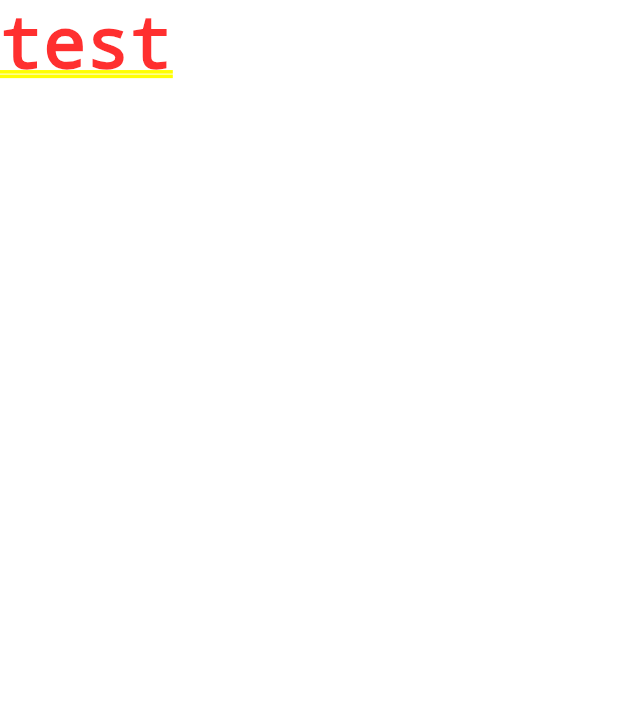
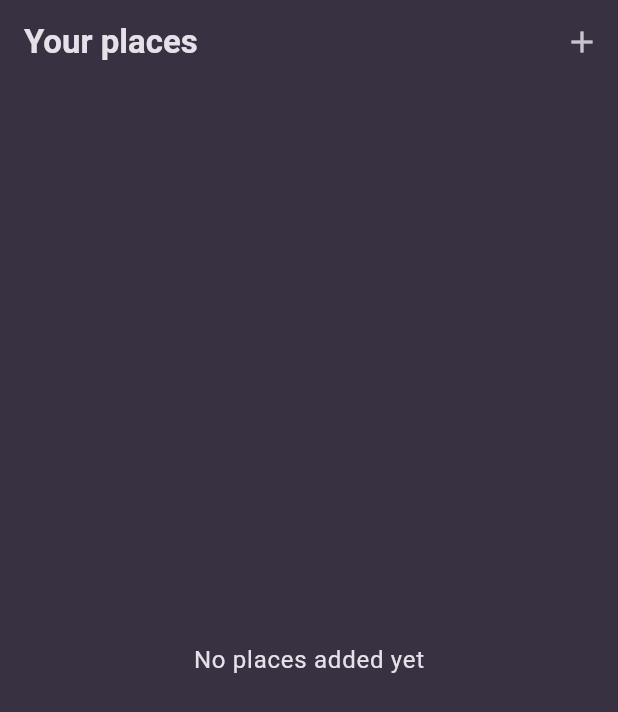
Before and after one commit to sachinsebastian1212/flutter_favorite_places, a Flutter app: the screen it shows after launch, on a phone screen of 412 x 824 dp. Shown: the top 712 px of the screen. Run offline on Flutter 3.47's test engine with Material 3 defaults, Android fonts, the phone set to English and light mode, and no system bars; our stand-ins replace google_fonts.

Commit message:
created screen files
also added places list screen

```diff
--- a/lib/main.dart
+++ b/lib/main.dart
@@ -1,15 +1,16 @@
 import 'package:flutter/material.dart';
+import 'package:flutter_favorite_places/screens/places.dart';
 
 import 'package:google_fonts/google_fonts.dart';
 
 final colorScheme = ColorScheme.fromSeed(
   brightness: Brightness.dark,
   seedColor: const Color.fromARGB(255, 102, 6, 247),
-  background: const Color.fromARGB(255, 56, 49, 66),
+  surface: const Color.fromARGB(255, 56, 49, 66),
 );
 
 final theme = ThemeData().copyWith(
-  scaffoldBackgroundColor: colorScheme.background,
+  scaffoldBackgroundColor: colorScheme.surface,
   colorScheme: colorScheme,
   textTheme: GoogleFonts.ubuntuCondensedTextTheme().copyWith(
     titleSmall: GoogleFonts.ubuntuCondensed(
@@ -31,14 +32,14 @@ void main() {
 }
 
 class MyApp extends StatelessWidget {
-  const MyApp({Key? key}) : super(key: key);
+  const MyApp({super.key});
 
   @override
   Widget build(BuildContext context) {
     return MaterialApp(
       title: 'Great Places',
       theme: theme,
-      home: const Text('test')
+      home: const PlacesScreen()
     );
   }
 }
--- /dev/null
+++ b/lib/screens/places.dart
@@ -0,0 +1,19 @@
+import 'package:flutter/material.dart';
+import 'package:flutter_favorite_places/widgets/places_list.dart';
+
+class PlacesScreen extends StatelessWidget {
+  const PlacesScreen({super.key});
+
+  @override
+  Widget build(BuildContext context) {
+    return Scaffold(
+      appBar: AppBar(
+        title: const Text('Your places'),
+        actions: [
+          IconButton(onPressed: (){}, icon: const Icon(Icons.add))
+        ],
+      ),
+      body: const PlacesList(places: []),
+    );
+  }
+}
--- /dev/null
+++ b/lib/widgets/places_list.dart
@@ -0,0 +1,36 @@
+import 'package:flutter/material.dart';
+import 'package:flutter_favorite_places/models/place.dart';
+
+class PlacesList extends StatelessWidget {
+  const PlacesList({super.key, required this.places});
+
+  final List<Place> places;
+
+  @override
+  Widget build(BuildContext context) {
+    if (places.isEmpty) {
+      return Center(
+        child: Text(
+          'No places added yet',
+          style: Theme.of(context)
+              .textTheme
+              .bodyLarge!
+              .copyWith(color: Theme.of(context).colorScheme.onSurface),
+        ),
+      );
+    }
+
+    return ListView.builder(
+      itemBuilder: (context, index) => ListTile(
+        title: Text(
+          places[index].title,
+          style: Theme.of(context)
+              .textTheme
+              .titleMedium!
+              .copyWith(color: Theme.of(context).colorScheme.onSurface),
+        ),
+      ),
+      itemCount: places.length,
+    );
+  }
+}
```
Also changed, not shown: lib/screens/add_place.dart (added), lib/screens/places_details.dart (added).
